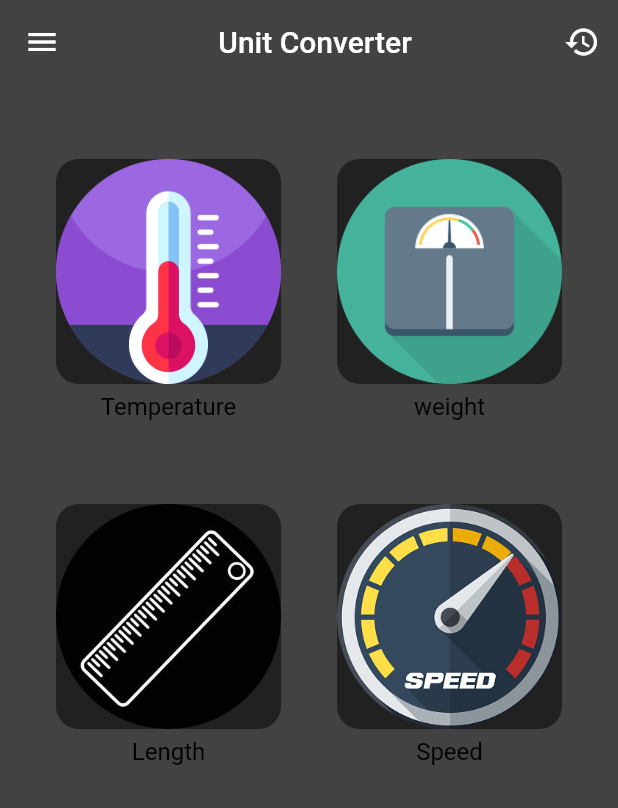
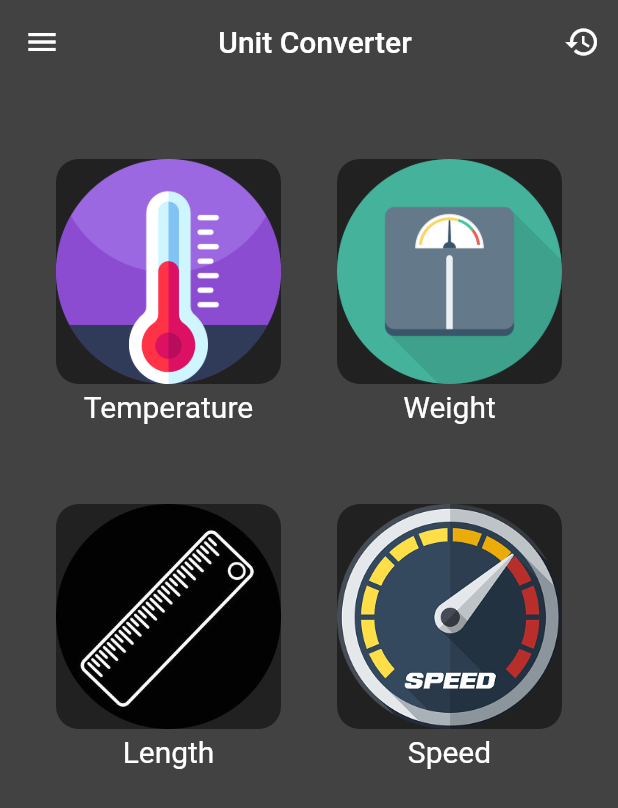
Before and after one commit to GauravN0910/spider_task_1, a Flutter app: the screen it shows after launch, on a phone screen of 412 x 824 dp. Shown: the top 808 px of the screen. Run offline on Flutter 3.47's test engine with Material 2 defaults, Android fonts, the light colour scheme and no system bars; our stand-ins replace shared_preferences, vibration.

Commit message:
level 3 changes 2.0

```diff
--- a/lib/main.dart
+++ b/lib/main.dart
@@ -76,7 +76,7 @@ class _MyHomePageState extends State<MyHomePage> {
                         Container(
                           height:30,
                           width:150,
-                          child:Center(child: Text('Temperature',style: TextStyle(color: Colors.black,fontSize: 16)))
+                          child:Center(child: Text('Temperature',style: TextStyle(color: Colors.white,fontSize: 20,fontWeight: FontWeight.w400)))
                         )
                       ],
                     )
@@ -101,7 +101,7 @@ class _MyHomePageState extends State<MyHomePage> {
                         Container(
                           height:30,
                           width:150,
-                          child:Center(child: Text('weight',style: TextStyle(color: Colors.black,fontSize: 16)))
+                          child:Center(child: Text('Weight',style: TextStyle(color: Colors.white,fontSize: 20,fontWeight: FontWeight.w400)))
                         )
                       ],
                     )
@@ -132,7 +132,7 @@ class _MyHomePageState extends State<MyHomePage> {
                         Container(
                           height:30,
                           width:150,
-                          child:Center(child: Text('Length',style: TextStyle(color: Colors.black,fontSize: 16)))
+                          child:Center(child: Text('Length',style: TextStyle(color: Colors.white,fontSize: 20,fontWeight: FontWeight.w400)))
                         )
                       ],
                     )
@@ -157,7 +157,7 @@ class _MyHomePageState extends State<MyHomePage> {
                         Container(
                           height:30,
                           width:150,
-                          child:Center(child: Text('Speed',style: TextStyle(color: Colors.black,fontSize: 16)))
+                          child:Center(child: Text('Speed',style: TextStyle(color: Colors.white,fontSize: 20,fontWeight: FontWeight.w400)))
                         )
                       ],
                     )
@@ -564,11 +564,11 @@ class WeightState extends State<weightConversion> {
 
   dynamic Conversions =
   {
-    '0':[1.0,1000.0,1000000.0,1/2.205,1/35.274],
-    '1':[0.001,1.0,1000.0,453.6,28.35],
-    '2':[0.00001,0.001,1.0,453600,28350],
-    '3':[2.205,1/453.6,1/453600.0,1.0,1/16],
-    '4':[35.274,1/28.35,1/28350.0,16.0,1.0]
+    '0':[1.0,1000.0,1000000.0,2.205,35.274],
+    '1':[0.001,1.0,1000.0,1/453.6,1/28.35],
+    '2':[0.00001,0.001,1.0,1/453600,1/28350],
+    '3':[1/2.205,453.6,453600.0,1.0,16.0],
+    '4':[1/35.274,28.35,28350.0,1/16.0,1.0]
   };
 
   void Convert(double value, String from, String to){
```
